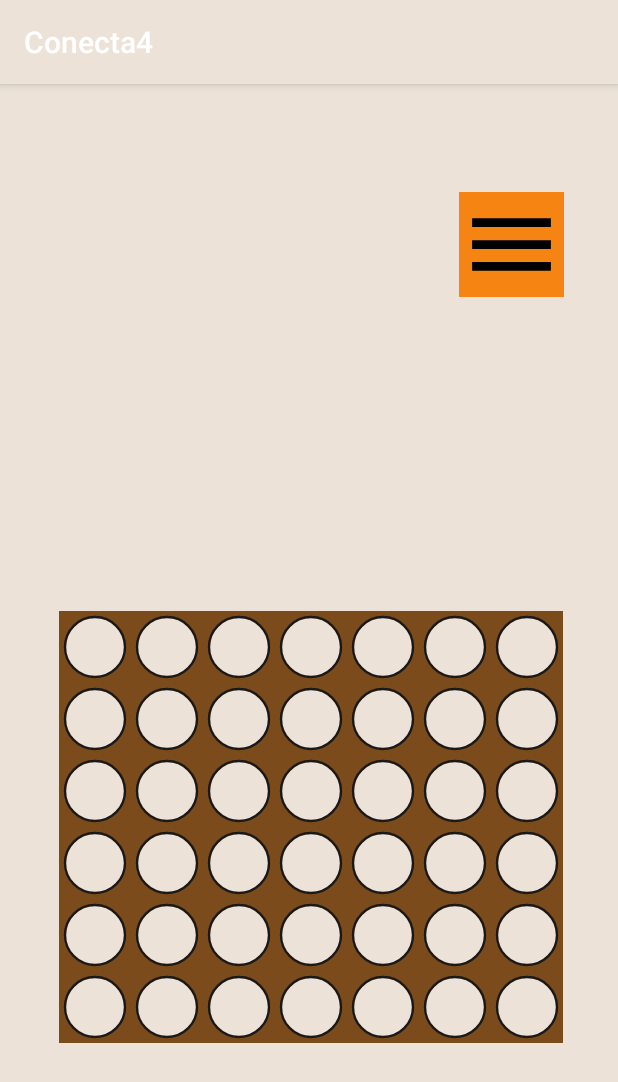
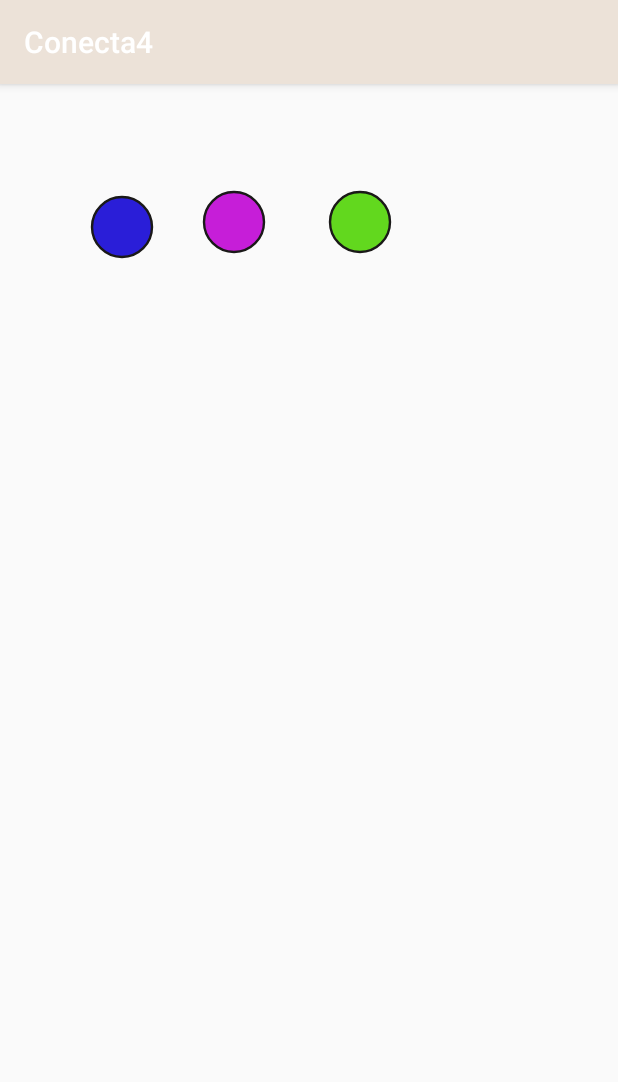
Before and after one commit to SergioMartinezC/Mobile-Applications-Development, an Android app: the screen it shows after launch (BoardActivity before the commit, PreGameActivity after it), after a tap on "JUGAR", on a phone screen of 412 x 824 dp. Shown: the top 1082 px of the screen. Run offline under Robolectric (Android 15) with nearby library versions, the phone set to English and light mode, and no system bars.

Commit message:
Seleccionar ficha muy básico

```diff
--- a/Conecta4/app/src/main/AndroidManifest.xml
+++ b/Conecta4/app/src/main/AndroidManifest.xml
@@ -19,6 +19,7 @@
         <activity android:name=".Activities.BoardActivity">
 
         </activity>
+        <activity android:name=".Activities.PreGameActivity"></activity>
         <activity android:name=".Activities.EndGamePopUp"
         android:theme="@style/AppTheme.PopMe">
         </activity>
--- a/Conecta4/app/src/main/java/com/example/e321799/conecta4/Activities/BoardActivity.kt
+++ b/Conecta4/app/src/main/java/com/example/e321799/conecta4/Activities/BoardActivity.kt
@@ -10,11 +10,9 @@ import android.content.Intent
 import android.view.View
 import com.example.e321799.conecta4.R
 import kotlinx.android.synthetic.main.activity_board.*
-import java.lang.Exception
 
 
 class BoardActivity : AppCompatActivity(), PartidaListener, View.OnClickListener {
-
     private lateinit var game: Partida
     private lateinit var board: TableroConecta4
     val BOARDSTRING = "es.uam.eps.dadm.er8.grid"
@@ -80,6 +78,7 @@ class BoardActivity : AppCompatActivity(), PartidaListener, View.OnClickListener
         super.onCreate(savedInstanceState)
         setContentView(R.layout.activity_board)
         button_menu.setOnClickListener(this)
+
         startGame()
     }
 
@@ -131,8 +130,8 @@ class BoardActivity : AppCompatActivity(), PartidaListener, View.OnClickListener
         jugadores += JugadorConecta4Humano(
             "Humano"
         )
-        jugadores += JugadorConecta4Humano(
-            "Paco"
+        jugadores += JugadorAleatorio(
+            "Aleatorio"
         )
         board = TableroConecta4(tablero)
         game = Partida(board, jugadores)
@@ -141,6 +140,7 @@ class BoardActivity : AppCompatActivity(), PartidaListener, View.OnClickListener
             if (jugador is JugadorConecta4Humano) {
                 registerListeners(jugador)
                 jugador.setPartida(game)
+                jugador.drawable = intent.extras.getInt("drawable")
             }
         }
         game.comenzar()
@@ -164,7 +164,7 @@ class BoardActivity : AppCompatActivity(), PartidaListener, View.OnClickListener
             for (j in 0 until ids[i].size) {
                 val button = findViewById<ImageButton>(ids[i][j])
                 if (tablero is TableroConecta4) {
-                    button.update(tablero, i, j)
+                    button.update(tablero, i, j, game)
                 }
 
             }
--- a/Conecta4/app/src/main/java/com/example/e321799/conecta4/Activities/Extensions.kt
+++ b/Conecta4/app/src/main/java/com/example/e321799/conecta4/Activities/Extensions.kt
@@ -4,10 +4,18 @@ import android.widget.ImageButton
 import TableroConecta4
 import JugadorConecta4Humano
 import com.example.e321799.conecta4.R
+import es.uam.eps.multij.Jugador
+import es.uam.eps.multij.Partida
 
-fun ImageButton.update(tablero: TableroConecta4, i: Int, j: Int) {
+fun ImageButton.update(tablero: TableroConecta4, i: Int, j: Int, game: Partida) {
+    var jugador: Jugador
     when (tablero.tablero[i][j]) {
-        tablero.JUGADOR_1 -> setImageResource(R.drawable.token_blue_48dp)
+        tablero.JUGADOR_1 -> {
+            jugador = game.getJugador(tablero.JUGADOR_1-1)
+            if (jugador is JugadorConecta4Humano) {
+                setImageResource(jugador.drawable)
+            }
+        }
         tablero.JUGADOR_2 -> setImageResource(R.drawable.token_red_48dp)
         tablero.CASILLA_VACIA -> setImageResource(R.drawable.token_white_48dp)
     }
--- a/Conecta4/app/src/main/java/com/example/e321799/conecta4/Activities/MainActivity.kt
+++ b/Conecta4/app/src/main/java/com/example/e321799/conecta4/Activities/MainActivity.kt
@@ -19,7 +19,7 @@ class MainActivity : AppCompatActivity(), View.OnClickListener {
     override fun onClick(v: View?) {
         when(v?.id) {
             R.id.button_play-> {
-                val intent = Intent(this, BoardActivity::class.java)
+                val intent = Intent(this, PreGameActivity::class.java)
                 startActivity(intent)
             }
             R.id.button_exit-> {
--- /dev/null
+++ b/Conecta4/app/src/main/java/com/example/e321799/conecta4/Activities/PreGameActivity.kt
@@ -0,0 +1,34 @@
+package com.example.e321799.conecta4.Activities
+
+import android.content.Intent
+import android.net.Uri
+import android.os.Bundle
+import android.support.v7.app.AppCompatActivity
+import android.view.View
+import android.widget.ImageButton
+import com.example.e321799.conecta4.R
+import kotlinx.android.synthetic.main.activity_pregame_view.*
+
+class PreGameActivity : AppCompatActivity(), View.OnClickListener {
+
+    override fun onCreate(savedInstanceState: Bundle?) {
+        super.onCreate(savedInstanceState)
+        setContentView(R.layout.activity_pregame_view)
+        blue_token.setOnClickListener(this)
+        blue_token.tag = R.drawable.token_blue_48dp
+        green_token.setOnClickListener(this)
+        green_token.tag = R.drawable.token_green_48dp
+        pink_token.setOnClickListener(this)
+        pink_token.tag = R.drawable.token_pink_48dp
+
+    }
+
+    override fun onClick(v: View?) {
+        val buttonPressed = findViewById<ImageButton>(v!!.id)
+        val intent = Intent(this, BoardActivity::class.java)
+        var tag = buttonPressed.tag.toString().toInt()
+        intent.putExtra("drawable",tag )
+        startActivity(intent)
+    }
+
+}
--- a/Conecta4/app/src/main/java/com/example/e321799/conecta4/Model/JugadorConecta4Humano.kt
+++ b/Conecta4/app/src/main/java/com/example/e321799/conecta4/Model/JugadorConecta4Humano.kt
@@ -14,6 +14,7 @@ class JugadorConecta4Humano(var name: String) : Jugador, View.OnClickListener {
     val GUARDADA = "GUARDADA"
     val MAX_NOMBRE_PARTIDA = 50
     var token_tag: Int = 0
+    var drawable: Int = 0
 
     private lateinit var game: Partida
     private val ids = arrayOf(
--- a/Conecta4/app/src/main/res/drawable/token_blue_48dp.xml
+++ b/Conecta4/app/src/main/res/drawable/token_blue_48dp.xml
@@ -3,5 +3,6 @@
     android:width="48dp" xmlns:android="http://schemas.android.com/apk/res/android">
     <path
             android:strokeColor="@color/black" android:strokeWidth="0.8"
-            android:fillColor="@color/blue_token" android:pathData="M12,12m-10,0a10,10 0,1 1,20 0a10,10 0,1 1,-20 0"/>
+            android:fillColor="@color/blue_token" android:pathData="M12,12m-10,0a10,10 0,1 1,20 0a10,10 0,1 1,-20 0"
+        />
 </vector>
--- /dev/null
+++ b/Conecta4/app/src/main/res/layout/activity_pregame_view.xml
@@ -0,0 +1,42 @@
+<?xml version="1.0" encoding="utf-8"?>
+<android.support.constraint.ConstraintLayout xmlns:android="http://schemas.android.com/apk/res/android"
+    xmlns:app="http://schemas.android.com/apk/res-auto"
+    xmlns:tools="http://schemas.android.com/tools"
+    android:layout_width="match_parent"
+    android:layout_height="match_parent">
+
+    <ImageButton
+        android:id="@+id/blue_token"
+        android:layout_width="wrap_content"
+        android:layout_height="wrap_content"
+        android:layout_marginStart="57dp"
+        android:layout_marginTop="71dp"
+        android:background="@android:color/transparent"
+        android:src="@drawable/token_blue_48dp"
+        app:layout_constraintStart_toStartOf="parent"
+        app:layout_constraintTop_toTopOf="parent" />
+
+    <ImageButton
+        android:id="@+id/pink_token"
+        android:layout_width="wrap_content"
+        android:layout_height="wrap_content"
+        android:layout_marginStart="132dp"
+        android:layout_marginTop="68dp"
+        android:background="@android:color/transparent"
+        android:src="@drawable/token_pink_48dp"
+        app:layout_constraintStart_toStartOf="parent"
+        app:layout_constraintTop_toTopOf="parent" />
+
+    <ImageButton
+        android:id="@+id/green_token"
+        android:layout_width="wrap_content"
+        android:layout_height="wrap_content"
+        android:layout_marginStart="216dp"
+        android:layout_marginTop="68dp"
+        android:background="@android:color/transparent"
+        android:src="@drawable/token_green_48dp"
+        app:layout_constraintStart_toStartOf="parent"
+        app:layout_constraintTop_toTopOf="parent" />
+
+
+</android.support.constraint.ConstraintLayout>
```
